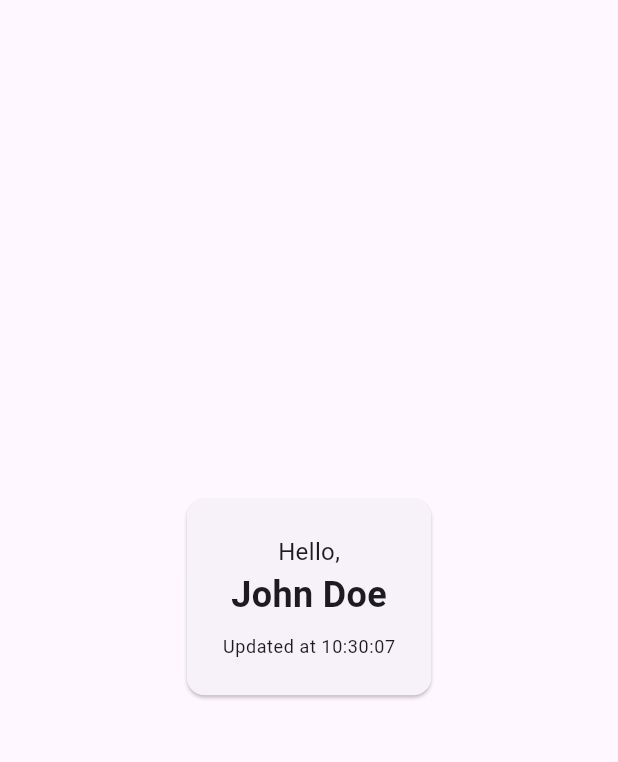
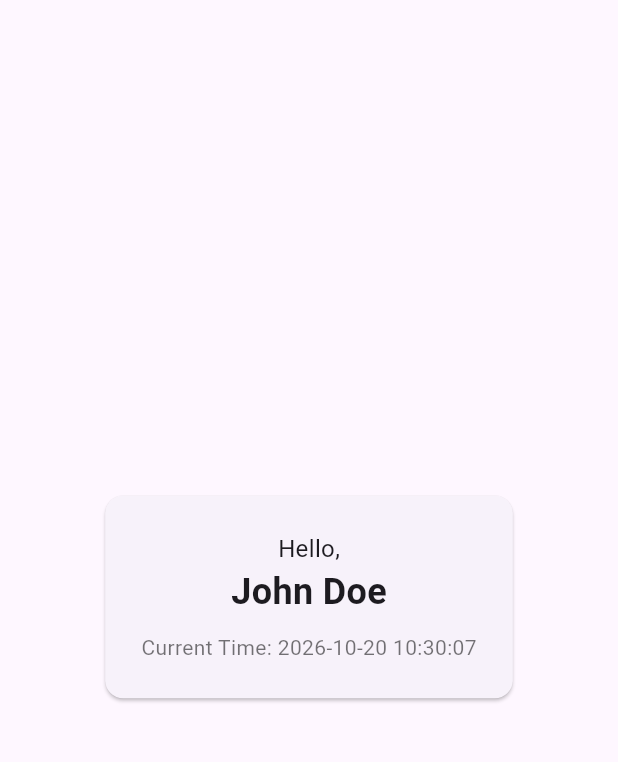
Before and after one commit to LindaWadaa/fluttertp1version2, a Flutter app: the screen it shows after launch, on a phone screen of 412 x 824 dp, the part 63-825 px from its top. Run offline on Flutter 3.47's test engine with Material 3 defaults, Android fonts, the phone set to English and light mode, and no system bars.

Commit message:
test: update widget smoke test for waiting room app

```diff
--- a/lib/waiting_room_timestamp.dart
+++ b/lib/waiting_room_timestamp.dart
@@ -1,48 +1,46 @@
 import 'package:flutter/material.dart';
-import 'dart:async';
+import 'dart:async'; // Required for the Timer class
 
 class WaitingRoomTimestamp extends StatefulWidget {
   const WaitingRoomTimestamp({super.key});
-
   @override
   State<WaitingRoomTimestamp> createState() => _WaitingRoomTimestampState();
 }
 
 class _WaitingRoomTimestampState extends State<WaitingRoomTimestamp> {
-  late DateTime _timestamp;
-  Timer? _timer;
-
+  // A variable to hold the current time
+  late DateTime _currentTime;
+  // A timer to update the time periodically
+  late Timer _timer;
   @override
   void initState() {
     super.initState();
-    _timestamp = DateTime.now();
-    _timer = Timer.periodic(const Duration(seconds: 1), (_) {
-      if (mounted) {
-        setState(() {
-          _timestamp = DateTime.now();
-        });
-      }
+    // Initialize the current time when the widget is created
+    _currentTime =
+        DateTime.now(); // Set up a periodic timer to update the state every second
+    _timer = Timer.periodic(const Duration(seconds: 1), (timer) {
+      // Use setState to rebuild the widget with the new time
+      setState(() {
+        _currentTime = DateTime.now();
+      });
     });
   }
 
   @override
   void dispose() {
-    _timer?.cancel();
+    // This is crucial! Cancel the timer when the widget is removed from the tree
+    // to prevent memory leaks and unnecessary processing.
+    _timer.cancel();
     super.dispose();
   }
 
   @override
   Widget build(BuildContext context) {
+    // Format the date and time to a readable string
+    final formattedTime = _currentTime.toString().split('.')[0];
     return Text(
-      'Updated at ${_formatTimestamp(_timestamp)}',
-      style: Theme.of(context).textTheme.bodySmall,
+      'Current Time: $formattedTime',
+      style: const TextStyle(fontSize: 14, color: Colors.black54),
     );
   }
-
-  String _formatTimestamp(DateTime timestamp) {
-    final hour = timestamp.hour.toString().padLeft(2, '0');
-    final minute = timestamp.minute.toString().padLeft(2, '0');
-    final second = timestamp.second.toString().padLeft(2, '0');
-    return '$hour:$minute:$second';
-  }
 }
```
Also changed, not shown: 1 other file.
